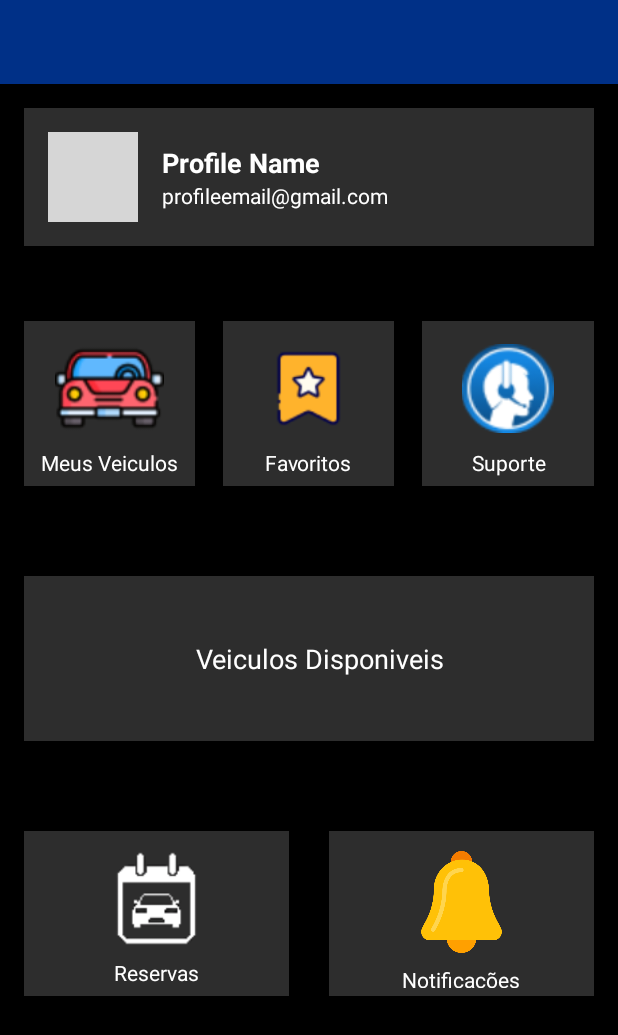
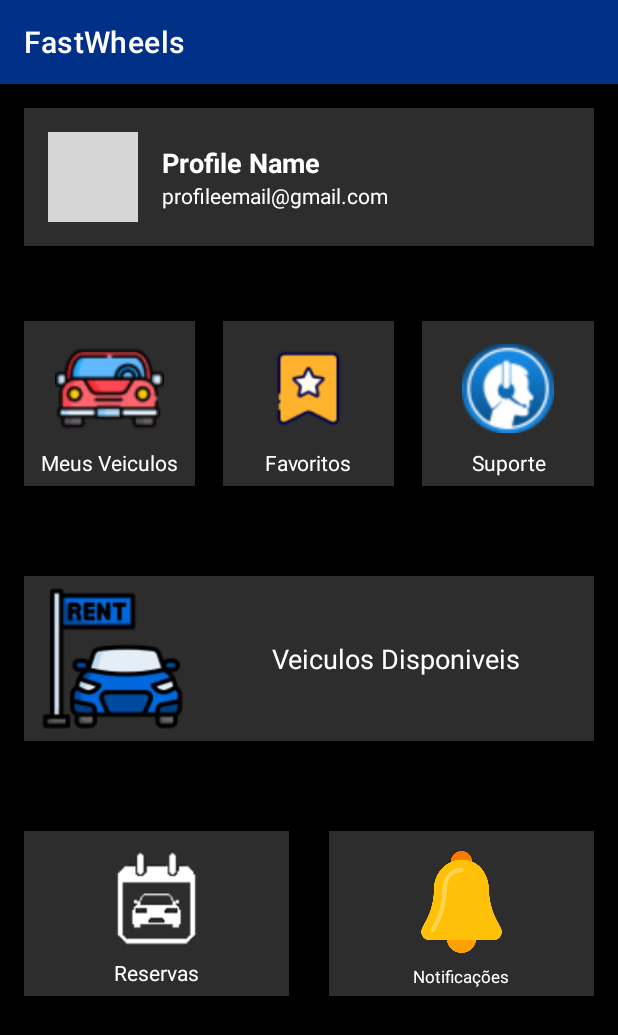
Before and after one commit to maximdudai/FastWheels, an Android app: the MainActivity screen opened directly, with no data from a screen before it, on a phone screen of 412 x 824 dp. Shown: the top 1035 px of the screen. Run offline under Robolectric (Android 15) with nearby library versions, the phone set to English and light mode, and no system bars; network calls fail; grey boxes are pictures that could not be loaded.

Commit message:
PFW-41
- update mobile mainactivity

```diff
--- a/Mobile/app/src/main/java/pt/ipleiria/estg/dei/fastwheels/MainActivity.java
+++ b/Mobile/app/src/main/java/pt/ipleiria/estg/dei/fastwheels/MainActivity.java
@@ -3,6 +3,7 @@ package pt.ipleiria.estg.dei.fastwheels;
 import static pt.ipleiria.estg.dei.fastwheels.utils.Helpers.showMessage;
 
 import android.content.Intent;
+import android.content.SharedPreferences;
 import android.os.Bundle;
 import android.util.Log;
 import android.widget.Button;
@@ -10,6 +11,7 @@ import android.view.Menu;
 import android.view.MenuInflater;
 import android.widget.Button;
 import android.widget.LinearLayout;
+import android.widget.TextView;
 import android.widget.Toast;
 
 import androidx.appcompat.app.AppCompatActivity;
@@ -20,20 +22,21 @@ import androidx.core.view.WindowInsetsCompat;
 import androidx.fragment.app.Fragment;
 import androidx.fragment.app.FragmentManager;
 
+import pt.ipleiria.estg.dei.fastwheels.constants.Constants;
 import pt.ipleiria.estg.dei.fastwheels.listeners.MosquittoListener;
 import pt.ipleiria.estg.dei.fastwheels.modules.Notification;
 
 public class MainActivity extends AppCompatActivity {
 
-    Button btnMyVehicles;
-    LinearLayout goMeusVeiculos, goVeiculosDisponiveis;
-
+    LinearLayout goPerfil, goMeusVeiculos, goVeiculosDisponiveis, goSuporte;
+    TextView tvMainLoggedName, tvMainLoggedEmail;
 
     @Override
     protected void onCreate(Bundle savedInstanceState) {
         super.onCreate(savedInstanceState);
         setContentView(R.layout.activity_main);
 
+        //region NOTIFICICACOES
         // Criar notificações
         Notification notificacao1 = new Notification(Notification.TITLE_WELCOME, "Obrigado por se registrar!");
         Notification notificacao2 = new Notification(Notification.TITLE_SYSTEM_UPDATE, "Confira as novidades em nosso app.");
@@ -48,23 +51,32 @@ public class MainActivity extends AppCompatActivity {
         System.out.println(notificacao1);
 
         showMessage(this, ""+ notificacao1);
+        //endregion
 
-//        Toolbar toolbar = findViewById(R.id.toolbar);
-//        setSupportActionBar(toolbar);
+        Toolbar toolbar = findViewById(R.id.toolbar);
+        setSupportActionBar(toolbar);
 
-//        loadFragment(new VehicleListFragment());
+        //region DADOS UTILIZADOR
+        // TODO carregar dados utilizador
 
-//        btnMyVehicles = findViewById(R.id.btnMeusVeiculos);
-//        btnMyVehicles.setOnClickListener(v -> {
-//            Intent intent = new Intent(MainActivity.this, UserVehicles.class);
-//            startActivity(intent);
-//        });
+        tvMainLoggedName = findViewById(R.id.tvMainLoggedName);
+        tvMainLoggedEmail = findViewById(R.id.tvMainLoggedEmail);
+
+        //endregion
 
         // region OPCOES MENU
+        // Perfil
+        goPerfil = findViewById(R.id.userInfoSection);
+        goPerfil.setOnClickListener(v -> {
+            Intent intent = new Intent(MainActivity.this, UserProfile.class);
+            startActivity(intent);
+        });
+
         // MeusVeiculos
         goMeusVeiculos = findViewById(R.id.layoutMainMeusVeiculos);
         goMeusVeiculos.setOnClickListener(v -> {
             Intent intent = new Intent(MainActivity.this, UserVehicles.class);
+            intent.putExtra("TAG_Vehicle", "UserVehicleListFragment");
             startActivity(intent);
         });
 
@@ -72,15 +84,18 @@ public class MainActivity extends AppCompatActivity {
 
 
         // Suporte
-
+        goSuporte = findViewById(R.id.layoutMainSuporte);
+        goSuporte.setOnClickListener(v -> {
+            Intent intent = new Intent(MainActivity.this, Support.class);
+            startActivity(intent);
+        });
 
         // VeiculosDisponiveis
         goVeiculosDisponiveis = findViewById(R.id.LayoutMainVeiculosDisp);
         goVeiculosDisponiveis.setOnClickListener(v -> {
-            loadFragment(new VehicleListFragment());
-
-            //Intent intent = new Intent(MainActivity.this, VehicleListFragment.class);
-            //startActivity(intent);
+            Intent intent = new Intent(MainActivity.this, UserVehicles.class);
+            intent.putExtra("TAG_Vehicle", "VehicleListFragment");
+            startActivity(intent);
         });
 
 
@@ -93,28 +108,9 @@ public class MainActivity extends AppCompatActivity {
         // endregion
     }
 
-    private void loadFragment(Fragment fragment) {
-
-        FragmentManager fragmentManager = getSupportFragmentManager();
-        fragmentManager.beginTransaction()
-                .replace(R.id.layoutPrincipal, fragment)
-                .commit();
-    }
-
     public boolean onCreateOptionsMenu(Menu menu) {
         MenuInflater inflater = getMenuInflater();
         return super.onCreateOptionsMenu(menu);
     }
 
-    /*
-    public void onBackPressed() {
-        Fragment fragment = getSupportFragmentManager().findFragmentById(R.id.contentFragment);
-        if (fragment instanceof VehicleListFragment) {
-
-            getSupportFragmentManager().popBackStackImmediate();
-        } else {
-            super.onBackPressed();
-        }
-    }
-    */
 }
--- a/Mobile/app/src/main/java/pt/ipleiria/estg/dei/fastwheels/UserVehicleFormFragment.java
+++ b/Mobile/app/src/main/java/pt/ipleiria/estg/dei/fastwheels/UserVehicleFormFragment.java
@@ -32,7 +32,6 @@ import java.text.SimpleDateFormat;
 import java.util.ArrayList;
 import java.util.Calendar;
 import java.util.Date;
-import java.util.HashSet;
 import java.util.List;
 import java.util.Locale;
 
@@ -102,7 +101,7 @@ public class UserVehicleFormFragment extends Fragment {
             int vehicleId = args.getInt("VEHICLE_ID", -1); // -1 é o valor padrão caso não encontre o ID
             if (vehicleId != -1) {
                 loadVehicleDataByID(vehicleId);
-                ivEliminarVeiculo.setOnClickListener(v -> RemoveVehicle(vehicleId));
+                ivEliminarVeiculo.setOnClickListener(v -> removeVehicle(vehicleId));
             }
         }
 
@@ -435,7 +434,7 @@ public class UserVehicleFormFragment extends Fragment {
         }
     }
 
-    private void RemoveVehicle(int vehicleId) {
+    private void removeVehicle(int vehicleId) {
         new AlertDialog.Builder(requireContext())
                 .setMessage("Pretende eliminar o registo deste veículo?")
                 .setPositiveButton("Sim", (dialog, which) -> {
--- a/Mobile/app/src/main/java/pt/ipleiria/estg/dei/fastwheels/UserVehicleListFragment.java
+++ b/Mobile/app/src/main/java/pt/ipleiria/estg/dei/fastwheels/UserVehicleListFragment.java
@@ -31,10 +31,6 @@ public class UserVehicleListFragment extends Fragment {
     public View onCreateView(LayoutInflater inflater, ViewGroup container, Bundle savedInstanceState) {
         //Infla o layout do fragmento
         View view = inflater.inflate(R.layout.fragment_vehicle_list, container, false);
-
-//        // Configuração do SwipeRefreshLayout
-//        swipeRefreshLayout = view.findViewById(R.id.swipe_refresh_layout);
-//        swipeRefreshLayout.setOnRefreshListener(this::onRefresh);
 
         // Configuração da ListView
         lvVehicles = view.findViewById(R.id.lvImgVehicle);
--- a/Mobile/app/src/main/res/layout/activity_main.xml
+++ b/Mobile/app/src/main/res/layout/activity_main.xml
@@ -122,7 +122,11 @@
                     android:gravity="center"
                     android:text="Meus Veiculos"
                     android:textColor="@color/white"
-                    android:textSize="14sp" />
+                    android:textSize="14sp"
+                    android:autoSizeTextType="uniform"
+                    android:autoSizeMinTextSize="10sp"
+                    android:autoSizeMaxTextSize="14sp"
+                    android:autoSizeStepGranularity="1sp"/>
             </LinearLayout>
 
             <!-- Favoritos-->
@@ -157,7 +161,11 @@
                     android:gravity="center"
                     android:text="Favoritos"
                     android:textColor="@color/white"
-                    android:textSize="14sp" />
+                    android:textSize="14sp"
+                    android:autoSizeTextType="uniform"
+                    android:autoSizeMinTextSize="10sp"
+                    android:autoSizeMaxTextSize="14sp"
+                    android:autoSizeStepGranularity="1sp"/>
             </LinearLayout>
 
             <!-- Suporte-->
@@ -191,7 +199,11 @@
                     android:gravity="center"
                     android:text="Suporte"
                     android:textColor="@color/white"
-                    android:textSize="14sp" />
+                    android:textSize="14sp"
+                    android:autoSizeTextType="uniform"
+                    android:autoSizeMinTextSize="10sp"
+                    android:autoSizeMaxTextSize="14sp"
+                    android:autoSizeStepGranularity="1sp"/>
             </LinearLayout>
         </LinearLayout>
 
@@ -209,14 +221,14 @@
             android:layout_marginBottom="10dp">
 
             <ImageView
-                android:id="@+id/imageView2"
+                android:id="@+id/ivMainVeiculosDisp"
                 android:layout_width="wrap_content"
                 android:layout_height="match_parent"
-                tools:srcCompat="@drawable/veiculosdisponiveis"
+                android:src="@drawable/veiculosdisponiveis"
                 android:padding="7dp"/>
 
             <TextView
-                android:id="@+id/textView2"
+                android:id="@+id/tvMainVeiculosDisp"
                 android:layout_width="match_parent"
                 android:layout_height="match_parent"
                 android:baselineAligned="false"
@@ -267,7 +279,11 @@
                     android:gravity="center"
                     android:text="Reservas"
                     android:textColor="@color/white"
-                    android:textSize="14sp" />
+                    android:textSize="14sp"
+                    android:autoSizeTextType="uniform"
+                    android:autoSizeMinTextSize="10sp"
+                    android:autoSizeMaxTextSize="14sp"
+                    android:autoSizeStepGranularity="1sp"/>
 
             </LinearLayout>
 
@@ -302,7 +318,11 @@
                     android:gravity="center"
                     android:text="Notificações"
                     android:textColor="@color/white"
-                    android:textSize="14sp" />
+                    android:textSize="14sp"
+                    android:autoSizeTextType="uniform"
+                    android:autoSizeMinTextSize="10sp"
+                    android:autoSizeMaxTextSize="14sp"
+                    android:autoSizeStepGranularity="1sp"/>
             </LinearLayout>
         </LinearLayout>
     </LinearLayout>
```
Also changed, not shown: Mobile/app/src/main/java/pt/ipleiria/estg/dei/fastwheels/UserVehicles.java (+12 -3 lines).
